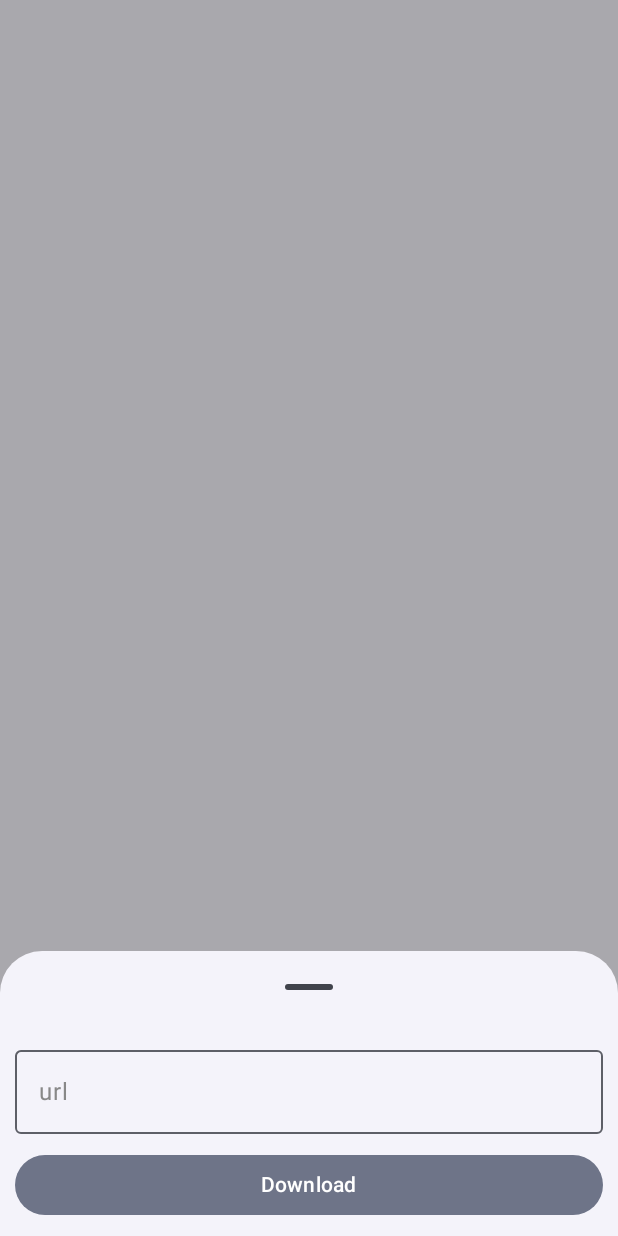
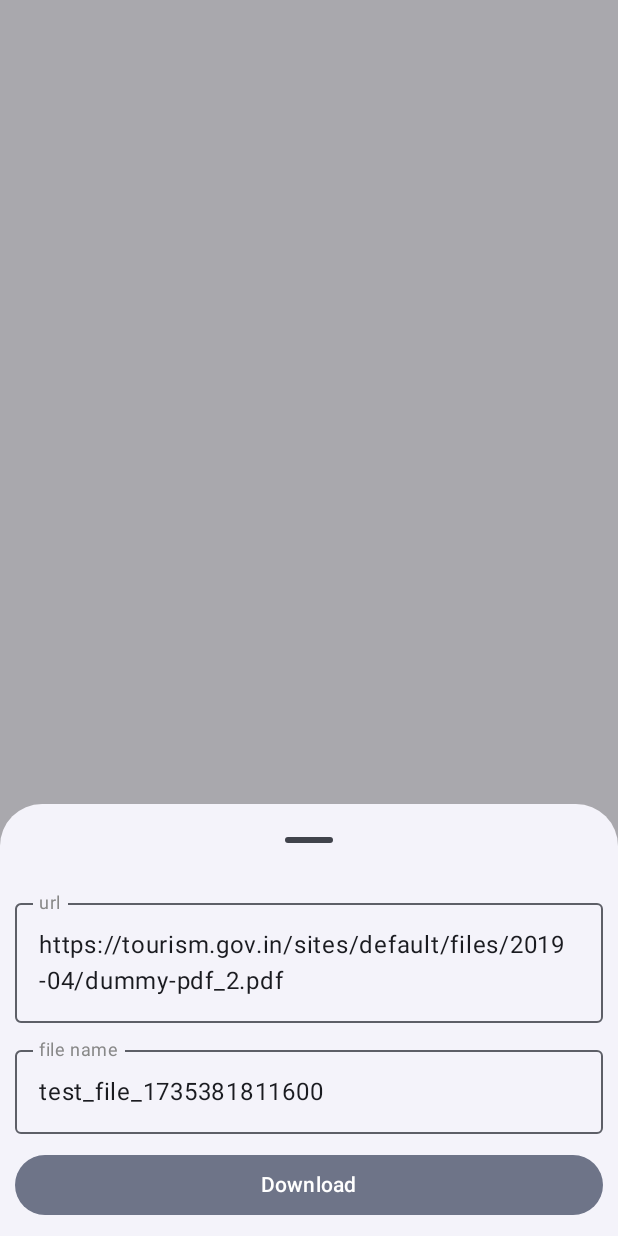
Before and after one commit to doomtrooper/advdownloadmanager, an Android app built with Jetpack Compose: the composable InputBottomSheet shown on its own in the app's theme, after a tap on "Download", on a phone screen of 412 x 824 dp. Run offline under Robolectric (Android 15) with nearby library versions, the phone set to English and light mode, and no system bars.

Commit message:
adm : bottomsheet

```diff
--- a/app/src/main/AndroidManifest.xml
+++ b/app/src/main/AndroidManifest.xml
@@ -18,7 +18,6 @@
         <activity
             android:name=".MainActivity"
             android:exported="true"
-            android:label="@string/app_name"
             android:theme="@style/Theme.AdvanceDownloadManager">
             <intent-filter>
                 <action android:name="android.intent.action.MAIN" />
--- a/app/src/main/java/com/anand/advancedownloadmanager/ui/HomePage.kt
+++ b/app/src/main/java/com/anand/advancedownloadmanager/ui/HomePage.kt
@@ -64,24 +64,25 @@ fun HomePage(
                 )
             }
             item {
-                Box(
-                    modifier = Modifier
-                        .height(10.dp)
-                        .fillMaxWidth()
-                )
+                FillerComposable(10.dp)
             }
             items(homeUiState.files.size) {
                 DownloadsItem(homeUiState, it)
             }
             item {
-                Box(
-                    modifier = Modifier
-                        .height(bottomPadding)
-                        .fillMaxWidth()
-                )
+                FillerComposable(bottomPadding)
             }
         }
     }
+}
+
+@Composable
+private fun FillerComposable(fillerHeight: Dp) {
+    Box(
+        modifier = Modifier
+            .height(fillerHeight)
+            .fillMaxWidth()
+    )
 }
 
 @Composable
--- a/app/src/main/java/com/anand/advancedownloadmanager/ui/InputBottomSheet.kt
+++ b/app/src/main/java/com/anand/advancedownloadmanager/ui/InputBottomSheet.kt
@@ -4,6 +4,7 @@ import androidx.compose.foundation.layout.Box
 import androidx.compose.foundation.layout.Column
 import androidx.compose.foundation.layout.fillMaxWidth
 import androidx.compose.foundation.layout.height
+import androidx.compose.foundation.layout.imePadding
 import androidx.compose.foundation.layout.padding
 import androidx.compose.material3.ExperimentalMaterial3Api
 import androidx.compose.material3.FilledTonalButton
@@ -37,14 +38,35 @@ fun InputBottomSheet(bottomSheetToggle: (state: Boolean) -> Unit, onCLick: (file
         Column(
             modifier = Modifier
                 .fillMaxWidth()
-                .padding(10.dp)
+                .padding(10.dp).imePadding()
         ) {
-            var text by remember { mutableStateOf("") }
+            var fileDownloadUrl by remember { mutableStateOf(listOf(
+                "https://sample-videos.com/video321/mp4/240/big_buck_bunny_240p_30mb.mp4",
+                "https://filesampleshub.com/download/video/mp4/sample3.mp4",
+                "https://videos.pexels.com/video-files/10189089/10189089-hd_1920_1080_25fps.mp4",
+                "https://www.learningcontainer.com/wp-content/uploads/2019/09/sample-pdf-download-10-mb.pdf",
+                "https://tourism.gov.in/sites/default/files/2019-04/dummy-pdf_2.pdf"
+            ).random()) }
             OutlinedTextField(
                 modifier = Modifier.fillMaxWidth(),
-                value = text,
-                onValueChange = { text = it },
+                value = fileDownloadUrl,
+                onValueChange = { fileDownloadUrl = it },
                 label = { Text(color = Color.Gray, text = "url") }
+            )
+            Box(
+                Modifier
+                    .fillMaxWidth()
+                    .height(10.dp)
+            )
+            var fileName by remember { mutableStateOf(buildString {
+                append("test_file_")
+                append(System.currentTimeMillis())
+            }) }
+            OutlinedTextField(
+                modifier = Modifier.fillMaxWidth(),
+                value = fileName,
+                onValueChange = { fileName = it },
+                label = { Text(color = Color.Gray, text = "file name") }
             )
             Box(
                 Modifier
@@ -55,17 +77,8 @@ fun InputBottomSheet(bottomSheetToggle: (state: Boolean) -> Unit, onCLick: (file
                 scope.launch {
                     onCLick(
                         File(
-                            name = buildString {
-                                append("test_file_")
-                                append(System.currentTimeMillis())
-                            },
-                            url = listOf(
-                                "https://sample-videos.com/video321/mp4/240/big_buck_bunny_240p_30mb.mp4",
-                                "https://filesampleshub.com/download/video/mp4/sample3.mp4",
-                                "https://videos.pexels.com/video-files/10189089/10189089-hd_1920_1080_25fps.mp4",
-                                "https://www.learningcontainer.com/wp-content/uploads/2019/09/sample-pdf-download-10-mb.pdf",
-                                "https://tourism.gov.in/sites/default/files/2019-04/dummy-pdf_2.pdf"
-                            ).random()
+                            name = fileName,
+                            url = fileDownloadUrl
                         )
                     )
                     bottomSheetToggle(false)
```
